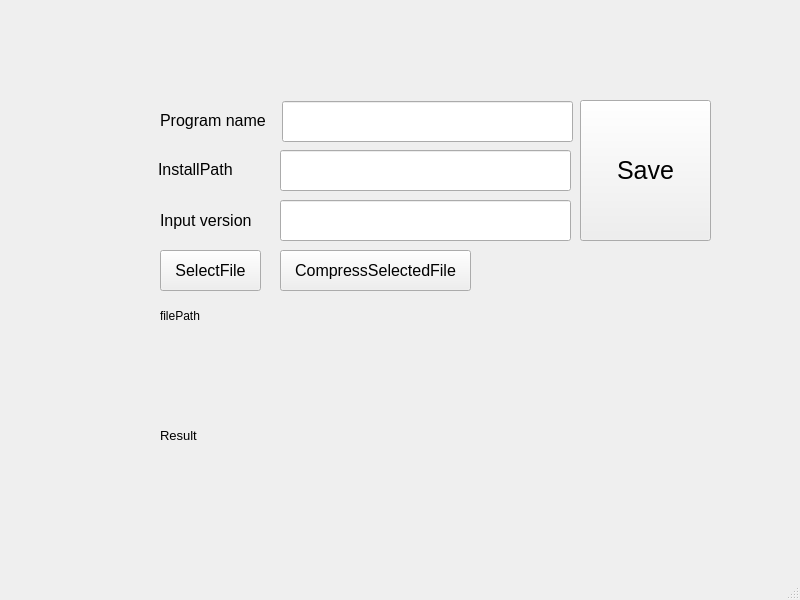
Before: the Qt Designer form QtAutoPackager/VersionConfigApp/mainwindow.ui in jungjinhyo/QtAutoPackager, drawn with Qt 5.
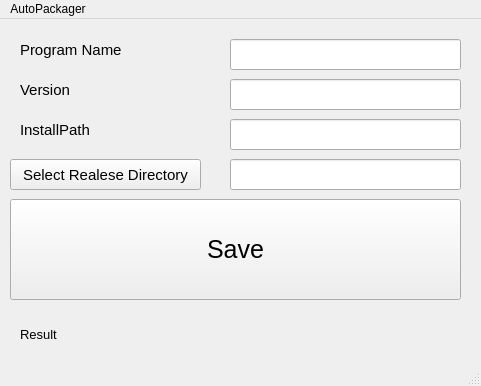
After: the same form once the commit is applied.

Commit message: ui개선, 압축버튼 삭제, save누르면 압축해서 설정파일 만들도록 바꿈, result, popup창에 뜨는 내용 개선

Patch:
```diff
--- a/QtAutoPackager/VersionConfigApp/mainwindow.ui
+++ b/QtAutoPackager/VersionConfigApp/mainwindow.ui
@@ -6,8 +6,8 @@
    <rect>
     <x>0</x>
     <y>0</y>
-    <width>800</width>
-    <height>600</height>
+    <width>481</width>
+    <height>386</height>
    </rect>
   </property>
   <property name="windowTitle">
@@ -17,10 +17,10 @@
    <widget class="QLineEdit" name="versionInput">
     <property name="geometry">
      <rect>
-      <x>280</x>
-      <y>200</y>
-      <width>291</width>
-      <height>41</height>
+      <x>230</x>
+      <y>60</y>
+      <width>231</width>
+      <height>31</height>
      </rect>
     </property>
     <property name="font">
@@ -32,10 +32,10 @@
    <widget class="QPushButton" name="saveButton">
     <property name="geometry">
      <rect>
-      <x>580</x>
-      <y>100</y>
-      <width>131</width>
-      <height>141</height>
+      <x>10</x>
+      <y>180</y>
+      <width>451</width>
+      <height>101</height>
      </rect>
     </property>
     <property name="font">
@@ -50,10 +50,10 @@
    <widget class="QLabel" name="resultLabel">
     <property name="geometry">
      <rect>
-      <x>160</x>
-      <y>360</y>
-      <width>551</width>
-      <height>151</height>
+      <x>20</x>
+      <y>290</y>
+      <width>441</width>
+      <height>51</height>
      </rect>
     </property>
     <property name="font">
@@ -68,46 +68,46 @@
    <widget class="QLabel" name="label">
     <property name="geometry">
      <rect>
-      <x>160</x>
-      <y>210</y>
+      <x>20</x>
+      <y>60</y>
       <width>101</width>
       <height>21</height>
      </rect>
     </property>
     <property name="font">
      <font>
-      <pointsize>12</pointsize>
+      <pointsize>11</pointsize>
      </font>
     </property>
     <property name="text">
-     <string>Input version</string>
+     <string>Version</string>
     </property>
    </widget>
    <widget class="QLabel" name="label_2">
     <property name="geometry">
      <rect>
-      <x>160</x>
-      <y>110</y>
+      <x>20</x>
+      <y>20</y>
       <width>111</width>
       <height>21</height>
      </rect>
     </property>
     <property name="font">
      <font>
-      <pointsize>12</pointsize>
+      <pointsize>11</pointsize>
      </font>
     </property>
     <property name="text">
-     <string>Program name</string>
+     <string>Program Name</string>
     </property>
    </widget>
    <widget class="QLineEdit" name="programNameInput">
     <property name="geometry">
      <rect>
-      <x>282</x>
-      <y>101</y>
-      <width>291</width>
-      <height>41</height>
+      <x>230</x>
+      <y>20</y>
+      <width>231</width>
+      <height>31</height>
      </rect>
     </property>
     <property name="font">
@@ -119,25 +119,30 @@
    <widget class="QLineEdit" name="installPathInput">
     <property name="geometry">
      <rect>
-      <x>280</x>
-      <y>150</y>
-      <width>291</width>
-      <height>41</height>
+      <x>230</x>
+      <y>100</y>
+      <width>231</width>
+      <height>31</height>
      </rect>
     </property>
+    <property name="font">
+     <font>
+      <pointsize>10</pointsize>
+     </font>
+    </property>
    </widget>
    <widget class="QLabel" name="label_3">
     <property name="geometry">
      <rect>
-      <x>158</x>
-      <y>159</y>
+      <x>20</x>
+      <y>100</y>
       <width>111</width>
       <height>21</height>
      </rect>
     </property>
     <property name="font">
      <font>
-      <pointsize>12</pointsize>
+      <pointsize>11</pointsize>
      </font>
     </property>
     <property name="text">
@@ -147,50 +152,34 @@
    <widget class="QPushButton" name="selectFileButton">
     <property name="geometry">
      <rect>
-      <x>160</x>
-      <y>250</y>
-      <width>101</width>
-      <height>41</height>
-     </rect>
-    </property>
-    <property name="font">
-     <font>
-      <pointsize>12</pointsize>
-     </font>
-    </property>
-    <property name="text">
-     <string>SelectFile</string>
-    </property>
-   </widget>
-   <widget class="QPushButton" name="compressButton">
-    <property name="geometry">
-     <rect>
-      <x>280</x>
-      <y>250</y>
+      <x>10</x>
+      <y>140</y>
       <width>191</width>
-      <height>41</height>
+      <height>31</height>
      </rect>
     </property>
     <property name="font">
      <font>
-      <pointsize>12</pointsize>
+      <pointsize>11</pointsize>
      </font>
     </property>
     <property name="text">
-     <string>CompressSelectedFile</string>
+     <string>Select Realese Directory</string>
     </property>
    </widget>
-   <widget class="QLabel" name="filePathLabel">
+   <widget class="QLineEdit" name="filePathLabel">
     <property name="geometry">
      <rect>
-      <x>160</x>
-      <y>300</y>
-      <width>551</width>
+      <x>230</x>
+      <y>140</y>
+      <width>231</width>
       <height>31</height>
      </rect>
     </property>
-    <property name="text">
-     <string>filePath</string>
+    <property name="font">
+     <font>
+      <pointsize>10</pointsize>
+     </font>
     </property>
    </widget>
   </widget>
@@ -199,10 +188,16 @@
     <rect>
      <x>0</x>
      <y>0</y>
-     <width>800</width>
+     <width>481</width>
      <height>22</height>
     </rect>
    </property>
+   <widget class="QMenu" name="menuAutoPackager">
+    <property name="title">
+     <string>AutoPackager</string>
+    </property>
+   </widget>
+   <addaction name="menuAutoPackager"/>
   </widget>
   <widget class="QStatusBar" name="statusbar"/>
  </widget>
```
The commit also changes 5 other files.
